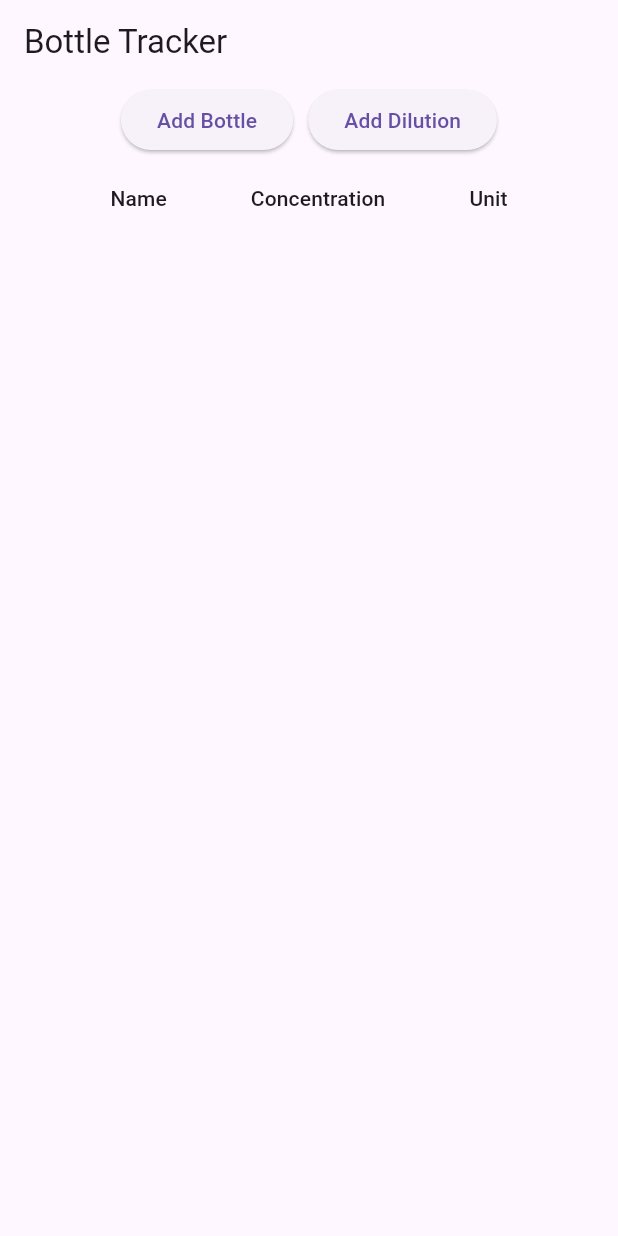
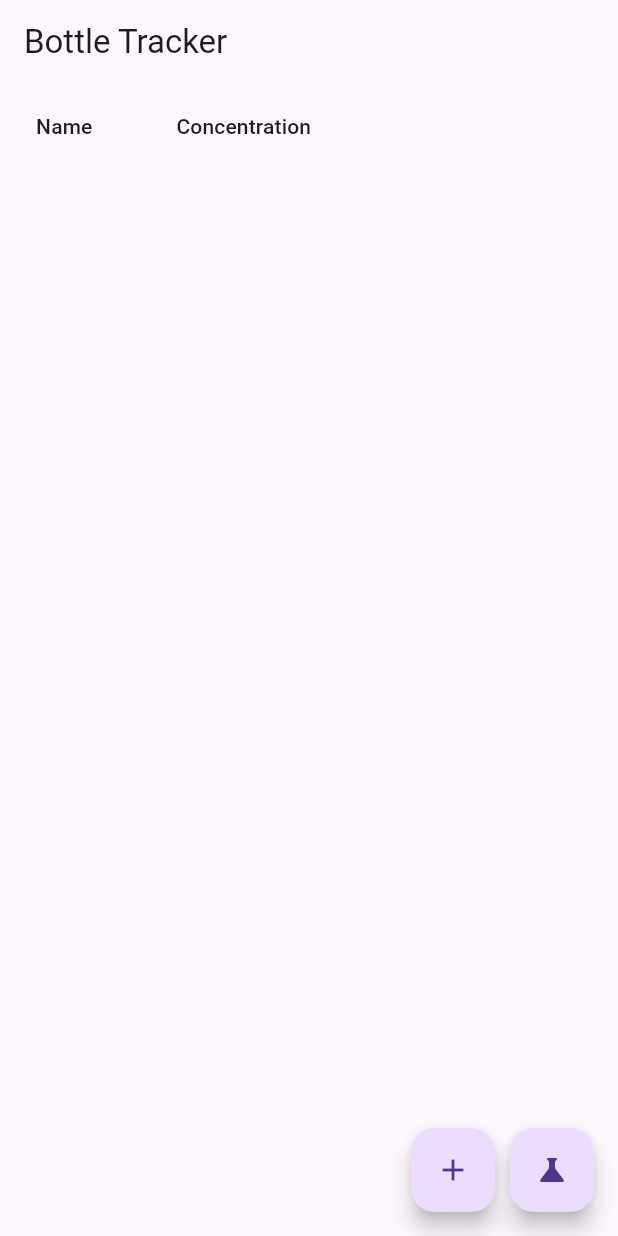
Before and after one commit to wmmnpr/dilution_calculator, a Flutter app: the screen it shows after launch, on a phone screen of 412 x 824 dp. Run offline on Flutter 3.47's test engine with Material 3 defaults, Android fonts, the phone set to English and light mode, and no system bars.

Commit message:
before volume amount

```diff
--- a/lib/main.dart
+++ b/lib/main.dart
@@ -1,3 +1,5 @@
+import 'dart:convert';
+
 import 'package:flutter/material.dart';
 
 void main() {
@@ -25,10 +27,37 @@ enum ConcentrationUnit {
 }
 
 class Concentration {
-  final double number;
+  final double amount;
   final ConcentrationUnit unit;
 
-  Concentration(this.number, this.unit);
+  Concentration(this.amount, this.unit);
+
+  @override
+  String toString() {
+    var units = unit.displayName;
+    return '$amount $units';
+  }
+}
+
+enum VolumeUnits {
+  l("liter"),
+  ml("mL"),
+  ul("uL");
+  final String displayName;
+  const VolumeUnits(this.displayName);
+}
+
+class Volume {
+  final double amount;
+  final VolumeUnits units;
+
+  Volume(this.amount, this.units);
+
+  @override
+  String toString() {
+    return '$amount $units';
+  }
+
 }
 
 class Bottle {
@@ -182,20 +211,6 @@ class _BottleHomePageState extends State<BottleHomePage> {
       appBar: AppBar(title: Text('Bottle Tracker')),
       body: Column(
         children: [
-          Row(
-            mainAxisAlignment: MainAxisAlignment.center,
-            children: [
-              ElevatedButton(
-                onPressed: _showAddBottleDialog,
-                child: Text('Add Bottle'),
-              ),
-              SizedBox(width: 10),
-              ElevatedButton(
-                onPressed: _showAddDilutionDialog,
-                child: Text('Add Dilution'),
-              ),
-            ],
-          ),
           Expanded(
             child: SingleChildScrollView(
               scrollDirection: Axis.horizontal,
@@ -203,19 +218,50 @@ class _BottleHomePageState extends State<BottleHomePage> {
                 columns: [
                   DataColumn(label: Text('Name')),
                   DataColumn(label: Text('Concentration')),
-                  DataColumn(label: Text('Unit')),
                 ],
                 rows: bottles.map((bottle) => DataRow(cells: [
                   DataCell(Text(bottle.name)),
-                  DataCell(Text(bottle.concentration.number.toString())),
-                  DataCell(Text(bottle.concentration.unit.displayName)),
+                  DataCell(Text(bottle.concentration.toString())),
                 ])).toList(),
               ),
             ),
           ),
           if (dilutions.isNotEmpty) ...[
             Divider(),
+            Expanded(
+              child: SingleChildScrollView(
+                scrollDirection: Axis.horizontal,
+                child: DataTable(
+                  columns: [
+                    DataColumn(label: Text('Amount')),
+                    DataColumn(label: Text('Amount Unit')),
+                    ...bottles.map((bottle) => DataColumn(label: Text('${bottle.name} Conc'))),
+                  ],
+                  rows: dilutions.map((dilution) => DataRow(cells: [
+                    DataCell(Text(dilution.amount)),
+                    DataCell(Text(dilution.amountUnit)),
+                    ...bottles.map((bottle) => DataCell(Text(dilution.bottleConcentrations[bottle.name]?.amount.toString() ?? ''))),
+                  ])).toList(),
+                ),
+              ),
+            ),
           ],
+        ],
+      ),
+      floatingActionButton: Row(
+        mainAxisAlignment: MainAxisAlignment.end,
+        children: [
+          FloatingActionButton(
+            onPressed: _showAddBottleDialog,
+            child: Icon(Icons.add),
+            heroTag: 'addBottle',
+          ),
+          SizedBox(width: 10),
+          FloatingActionButton(
+            onPressed: _showAddDilutionDialog,
+            child: Icon(Icons.science),
+            heroTag: 'addDilution',
+          ),
         ],
       ),
     );
```
